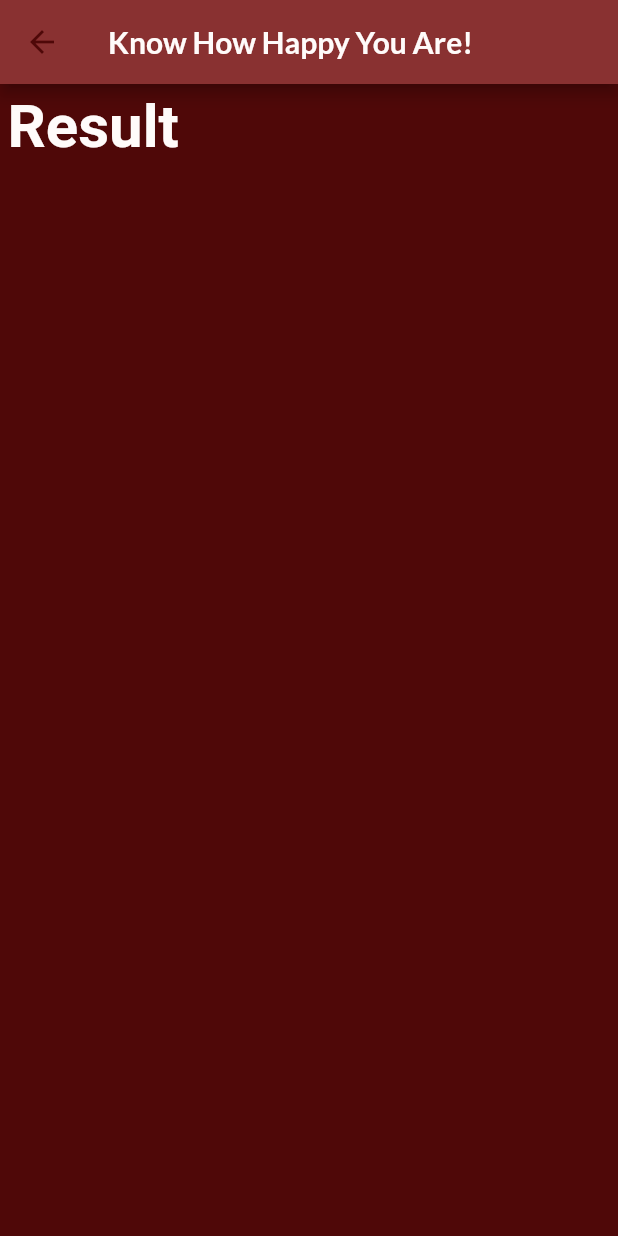
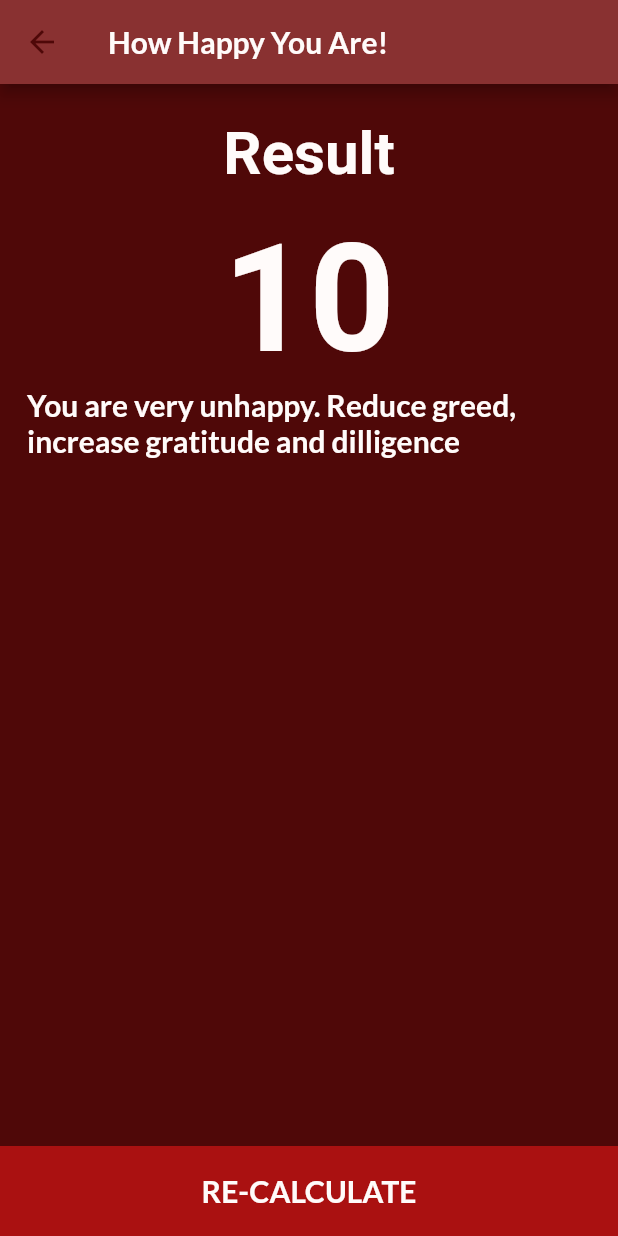
Before and after one commit to sanjibsinha/happiness_calculator, a Flutter app: the screen it shows after launch, after a tap on the "minimize" icon, after a tap on the "add" icon, after a tap on "CALCULATE", on a phone screen of 412 x 824 dp. Run offline on Flutter 3.47's test engine with Material 2 defaults, Android fonts, the phone set to English and light mode, and no system bars; our stand-ins replace google_fonts; Roboto replaces fonts that are missing (Antic, Laila).

Commit message:
Step 3 third final

```diff
--- a/lib/model/happy_theme.dart
+++ b/lib/model/happy_theme.dart
@@ -58,6 +58,22 @@ class HappyTheme {
     textStyle: const TextStyle(
       color: HappyTheme.shrineSurfaceWhite,
       fontSize: 40.0,
+      fontWeight: FontWeight.bold,
+    ),
+  );
+
+  static TextStyle happinessIndexStyle = GoogleFonts.antic(
+    textStyle: const TextStyle(
+      color: HappyTheme.shrineSurfaceWhite,
+      fontSize: 100.0,
+      fontWeight: FontWeight.bold,
+    ),
+  );
+
+  static TextStyle happinessResultStyle = GoogleFonts.lato(
+    textStyle: const TextStyle(
+      color: HappyTheme.shrineSurfaceWhite,
+      fontSize: 20.0,
       fontWeight: FontWeight.bold,
     ),
   );
--- a/lib/view/happiness_home_page.dart
+++ b/lib/view/happiness_home_page.dart
@@ -120,7 +120,102 @@ class _HappinessHomePageState extends State<HappinessHomePage> {
             Row(
               mainAxisAlignment: MainAxisAlignment.center,
               children: [
-                Expanded(
+                expandGratitude(),
+                expandDilligence(),
+              ],
+            ),
+          ],
+        ),
+      ),
+      bottomNavigationBar: Container(
+        width: double.infinity,
+        height: 60.0,
+        color: HappyTheme.activeCoor,
+        child: TextButton(
+          onPressed: () {
+            Navigator.push(
+              context,
+              MaterialPageRoute(
+                builder: (context) => const HappinessResult(),
+              ),
+            );
+          },
+          child: Text(
+            'CALCULATE',
+            style: HappyTheme.appbarStyle,
+          ),
+        ),
+      ),
+    );
+  }
+
+  Expanded expandDilligence() {
+    return Expanded(
+      child: Padding(
+        padding: const EdgeInsets.all(5.0),
+        child: Container(
+          alignment: Alignment.center,
+          width: double.infinity,
+          height: 100.0,
+          color: HappyTheme.inactiveCoor,
+          child: Column(
+            mainAxisAlignment: MainAxisAlignment.center,
+            mainAxisSize: MainAxisSize.min,
+            children: [
+              const Text(
+                'DILLIGENCE',
+                style: TextStyle(
+                  fontSize: 20.0,
+                  color: Colors.white,
+                ),
+              ),
+              Row(
+                mainAxisAlignment: MainAxisAlignment.spaceAround,
+                mainAxisSize: MainAxisSize.min,
+                children: [
+                  FloatingActionButton(
+                    heroTag: 'btn3',
+                    onPressed: () {
+                      setState(() {
+                        dilligence--;
+                      });
+                    },
+                    child: const Icon(
+                      Icons.minimize,
+                    ),
+                  ),
+                  Container(
+                    padding: const EdgeInsets.only(
+                      left: 10.0,
+                      right: 10.0,
+                    ),
+                    child: Text(
+                      dilligence.toString(),
+                      style: HappyTheme.dilligenceStyle,
+                    ),
+                  ),
+                  FloatingActionButton(
+                    heroTag: 'btn4',
+                    onPressed: () {
+                      setState(() {
+                        dilligence++;
+                      });
+                    },
+                    child: const Icon(
+                      Icons.add,
+                    ),
+                  ),
+                ],
+              ),
+            ],
+          ),
+        ),
+      ),
+    );
+  }
+
+  Expanded expandGratitude() {
+    return Expanded(
       child: Padding(
         padding: const EdgeInsets.all(5.0),
         child: Container(
@@ -181,93 +276,6 @@ class _HappinessHomePageState extends State<HappinessHomePage> {
           ),
         ),
       ),
-                ),
-                Expanded(
-                  child: Padding(
-                    padding: const EdgeInsets.all(5.0),
-                    child: Container(
-                      alignment: Alignment.center,
-                      width: double.infinity,
-                      height: 100.0,
-                      color: HappyTheme.inactiveCoor,
-                      child: Column(
-                        mainAxisAlignment: MainAxisAlignment.center,
-                        mainAxisSize: MainAxisSize.min,
-                        children: [
-                          const Text(
-                            'DILLIGENCE',
-                            style: TextStyle(
-                              fontSize: 20.0,
-                              color: Colors.white,
-                            ),
-                          ),
-                          Row(
-                            mainAxisAlignment: MainAxisAlignment.spaceAround,
-                            mainAxisSize: MainAxisSize.min,
-                            children: [
-                              FloatingActionButton(
-                                heroTag: 'btn3',
-                                onPressed: () {
-                                  setState(() {
-                                    dilligence--;
-                                  });
-                                },
-                                child: const Icon(
-                                  Icons.minimize,
-                                ),
-                              ),
-                              Container(
-                                padding: const EdgeInsets.only(
-                                  left: 10.0,
-                                  right: 10.0,
-                                ),
-                                child: Text(
-                                  dilligence.toString(),
-                                  style: HappyTheme.dilligenceStyle,
-                                ),
-                              ),
-                              FloatingActionButton(
-                                heroTag: 'btn4',
-                                onPressed: () {
-                                  setState(() {
-                                    dilligence++;
-                                  });
-                                },
-                                child: const Icon(
-                                  Icons.add,
-                                ),
-                              ),
-                            ],
-                          ),
-                        ],
-                      ),
-                    ),
-                  ),
-                ),
-              ],
-            ),
-          ],
-        ),
-      ),
-      bottomNavigationBar: Container(
-        width: double.infinity,
-        height: 60.0,
-        color: HappyTheme.activeCoor,
-        child: TextButton(
-          onPressed: () {
-            Navigator.push(
-              context,
-              MaterialPageRoute(
-                builder: (context) => const HappinessResult(),
-              ),
-            );
-          },
-          child: Text(
-            'CALCULATE',
-            style: HappyTheme.appbarStyle,
-          ),
-        ),
-      ),
     );
   }
 
@@ -296,6 +304,7 @@ class _HappinessHomePageState extends State<HappinessHomePage> {
                 Icon(
                   genderIcon,
                   size: 80.0,
+                  color: Colors.white,
                 ),
                 Text(
                   gender,
--- a/lib/view/happiness_result.dart
+++ b/lib/view/happiness_result.dart
@@ -11,15 +11,58 @@ class HappinessResult extends StatelessWidget {
       appBar: AppBar(
         backgroundColor: HappyTheme.shrineBrown600,
         title: Text(
-          'Know How Happy You Are!',
+          'How Happy You Are!',
           style: HappyTheme.appbarStyle,
         ),
       ),
-      body: Container(
-        margin: const EdgeInsets.all(5.0),
-        child: Text(
-          'Result',
-          style: HappyTheme.resultStyle,
+      body: Padding(
+        padding: const EdgeInsets.all(18.0),
+        child: Column(
+          mainAxisAlignment: MainAxisAlignment.center,
+          mainAxisSize: MainAxisSize.min,
+          children: [
+            Container(
+              margin: const EdgeInsets.all(5.0),
+              child: Text(
+                'Result',
+                style: HappyTheme.resultStyle,
+              ),
+            ),
+            Container(
+              width: double.infinity,
+              padding: const EdgeInsets.only(
+                top: 10.0,
+              ),
+              child: Column(
+                mainAxisAlignment: MainAxisAlignment.center,
+                mainAxisSize: MainAxisSize.min,
+                children: [
+                  Text(
+                    '10',
+                    style: HappyTheme.happinessIndexStyle,
+                  ),
+                  Text(
+                    'You are very unhappy. Reduce greed, increase gratitude and dilligence',
+                    style: HappyTheme.happinessResultStyle,
+                  ),
+                ],
+              ),
+            ),
+          ],
+        ),
+      ),
+      bottomNavigationBar: Container(
+        width: double.infinity,
+        height: 60.0,
+        color: HappyTheme.activeCoor,
+        child: TextButton(
+          onPressed: () {
+            Navigator.pop(context);
+          },
+          child: Text(
+            'RE-CALCULATE',
+            style: HappyTheme.appbarStyle,
+          ),
         ),
       ),
     );
```
Lines whose indentation alone changed are shown as unchanged.
